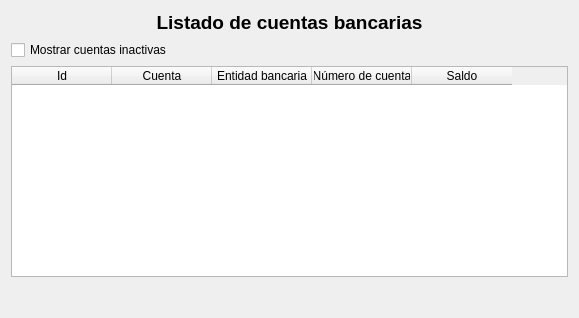
Qt form ui/wdgCuentas.ui (turulomio/xulpymoney) before a commit.
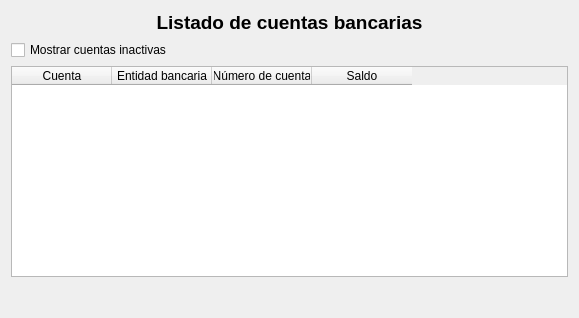
The same form after that commit. Icons and pictures are not drawn. Custom widgets are drawn as their Qt base class.

Diff of the .ui file:
```diff
--- a/ui/wdgCuentas.ui
+++ b/ui/wdgCuentas.ui
@@ -65,11 +65,6 @@
          <attribute name="verticalHeaderCascadingSectionResizes">
           <bool>false</bool>
          </attribute>
-         <column>
-          <property name="text">
-           <string>Id</string>
-          </property>
-         </column>
          <column>
           <property name="text">
            <string>Cuenta</string>
```
